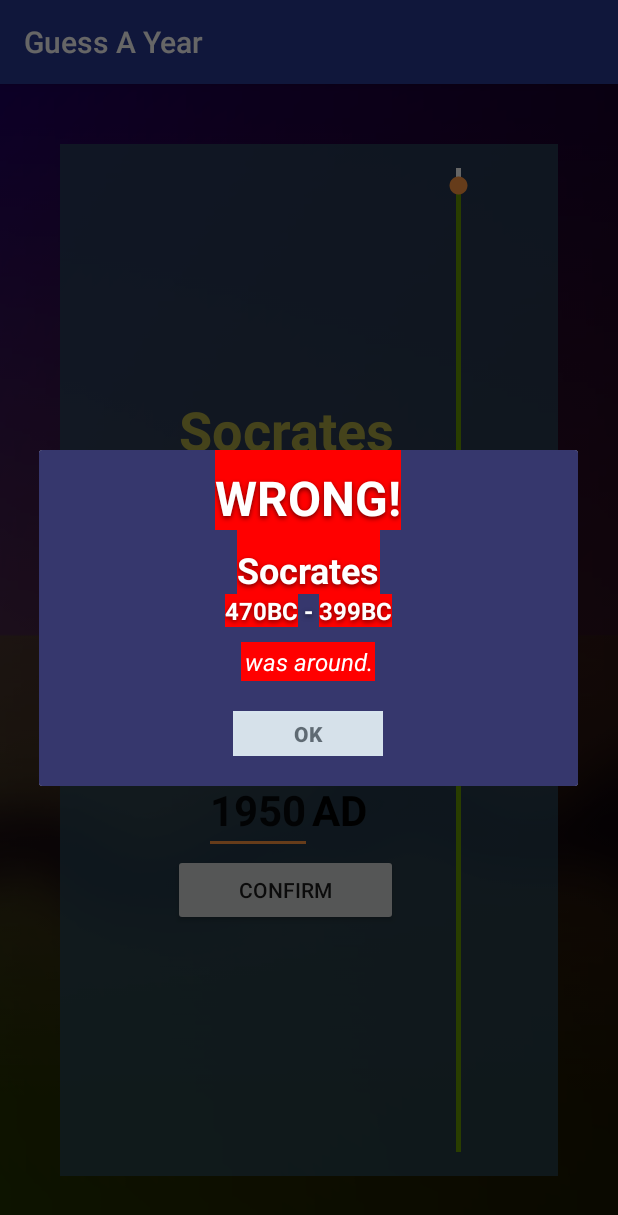
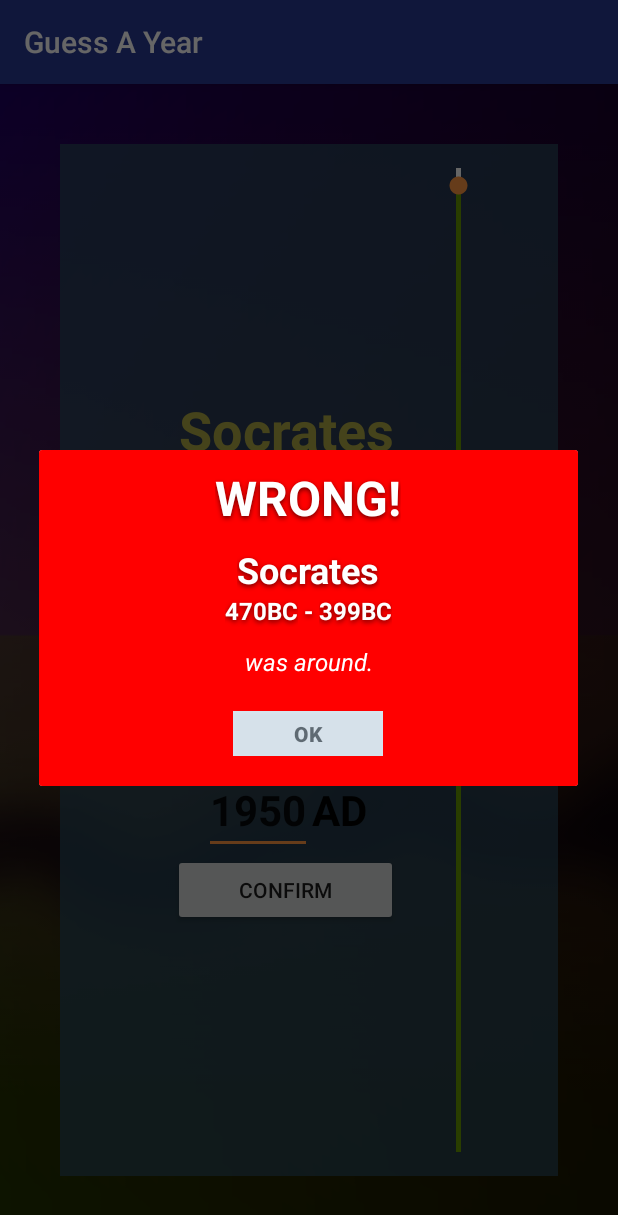
Before and after one commit to simplegr33n/android_kotlin_year_game, an Android app: the screen it shows after launch (MainActivity), after a tap on "CONFIRM", on a phone screen of 412 x 824 dp. Shown: the top 1215 px of the screen. Run offline under Robolectric (Android 15) with nearby library versions, the phone set to English and light mode, and no system bars.

Commit message:
moved FigureModel out of MainActivity // got rid of some more findViewById()s :D

```diff
--- a/app/src/main/java/ca/ggolda/guessayear/activities/MainActivity.kt
+++ b/app/src/main/java/ca/ggolda/guessayear/activities/MainActivity.kt
@@ -5,7 +5,6 @@ import android.support.v7.app.AppCompatActivity
 import android.os.Bundle
 import ca.ggolda.guessayear.R
 import kotlinx.android.synthetic.main.activity_main.*
-import android.widget.Toast
 import android.widget.SeekBar
 import android.text.Editable
 import android.text.TextWatcher
@@ -15,7 +14,8 @@ import android.content.Context
 import android.graphics.Color
 import android.support.v4.content.res.ResourcesCompat
 import android.widget.Button
-import android.widget.TextView
+import ca.ggolda.guessayear.data.FigureModel
+import kotlinx.android.synthetic.main.dialog_result.view.*
 
 
 class MainActivity : AppCompatActivity() {
@@ -207,11 +207,12 @@ class MainActivity : AppCompatActivity() {
 
         resultsDialog.setCanceledOnTouchOutside(false)
 
-        val resultCorrect = view.findViewById(R.id.txt_result) as TextView
-        val figureName = view.findViewById(R.id.txt_results_name) as TextView
-        val figureDescription = view.findViewById(R.id.txt_result_description) as TextView
-        val birthYear = view.findViewById(R.id.txt_results_birthyr) as TextView
-        val deathYear = view.findViewById(R.id.txt_results_deathyr) as TextView
+        val dialogLayout = view.lyt_result_dialog
+        val resultCorrect = view.txt_result
+        val figureName = view.txt_results_name
+        val figureDescription = view.txt_result_description
+        val birthYear = view.txt_results_birthyr
+        val deathYear = view.txt_results_deathyr
 
         if (isCorrect) {
             resultCorrect.text = "CORRECT!"
@@ -236,11 +237,8 @@ class MainActivity : AppCompatActivity() {
                 }
             }
 
-            resultCorrect.setBackgroundColor(Color.GREEN)
-            figureName.setBackgroundColor(Color.GREEN)
-            figureDescription.setBackgroundColor(Color.GREEN)
-            birthYear.setBackgroundColor(Color.GREEN)
-            deathYear.setBackgroundColor(Color.GREEN)
+            dialogLayout.setBackgroundColor(Color.GREEN)
+
 
         } else {
             resultCorrect.text = "WRONG!"
@@ -266,11 +264,8 @@ class MainActivity : AppCompatActivity() {
                 }
             }
 
-            resultCorrect.setBackgroundColor(Color.RED)
-            figureName.setBackgroundColor(Color.RED)
-            figureDescription.setBackgroundColor(Color.RED)
-            birthYear.setBackgroundColor(Color.RED)
-            deathYear.setBackgroundColor(Color.RED)
+            dialogLayout.setBackgroundColor(Color.RED)
+
         }
 
 
@@ -289,7 +284,3 @@ class MainActivity : AppCompatActivity() {
 
 
 }
-
-
-data class FigureModel(var id: String, var name: String, var imgSrc: String, var figureDescription: String,
-                       var birthYr: Int, var deathYr: Int, var birthError: Int, var deathError: Int)
--- /dev/null
+++ b/app/src/main/java/ca/ggolda/guessayear/data/FigureModel.kt
@@ -0,0 +1,27 @@
+package ca.ggolda.guessayear.data
+
+class FigureModel {
+
+    var id: String
+    var name: String
+    var imgSrc: String
+    var figureDescription: String
+    var birthYr: Int
+    var deathYr: Int
+    var birthError: Int
+    var deathError: Int
+
+    constructor(id: String, name: String, imgSrc: String, figureDescription: String,
+                birthYr: Int, deathYr: Int, birthError: Int, deathError: Int ) {
+        this.id = id
+        this.name = name
+        this.imgSrc = imgSrc
+        this.figureDescription = figureDescription
+        this.birthYr = birthYr
+        this.deathYr = deathYr
+        this.birthError = birthError
+        this.deathError = deathError
+    }
+
+
+}
--- a/app/src/main/res/layout/dialog_result.xml
+++ b/app/src/main/res/layout/dialog_result.xml
@@ -4,6 +4,7 @@
     android:layout_width="match_parent"
     android:layout_height="wrap_content"
     android:layout_gravity="center"
+    android:id="@+id/lyt_result_dialog"
     android:background="#36376d"
     android:orientation="vertical">
 
```
